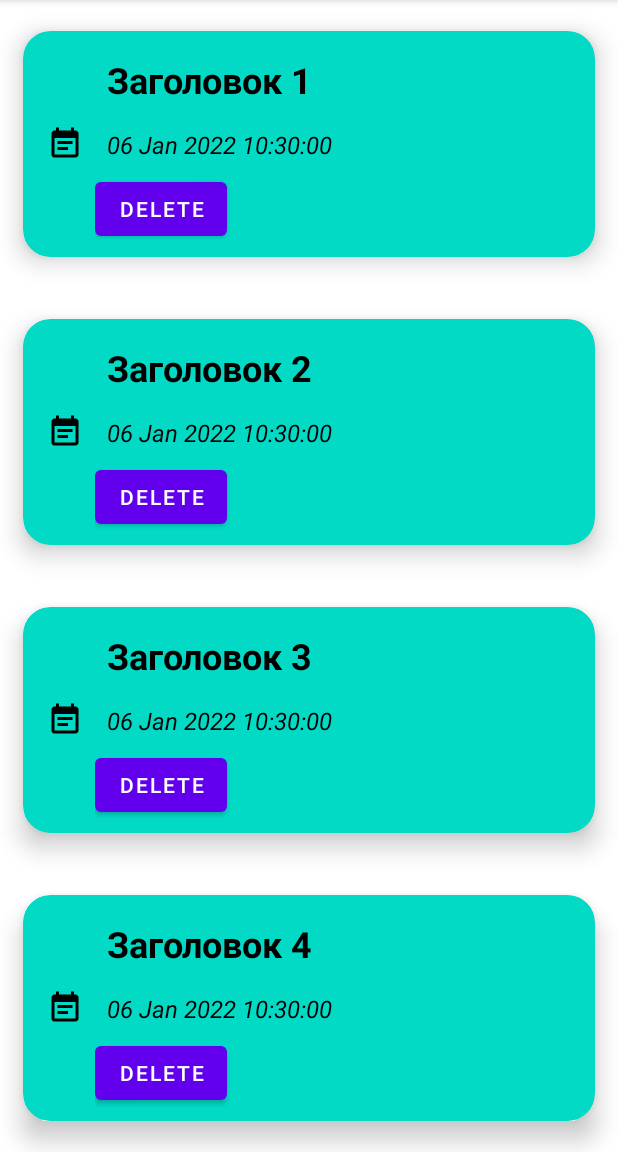
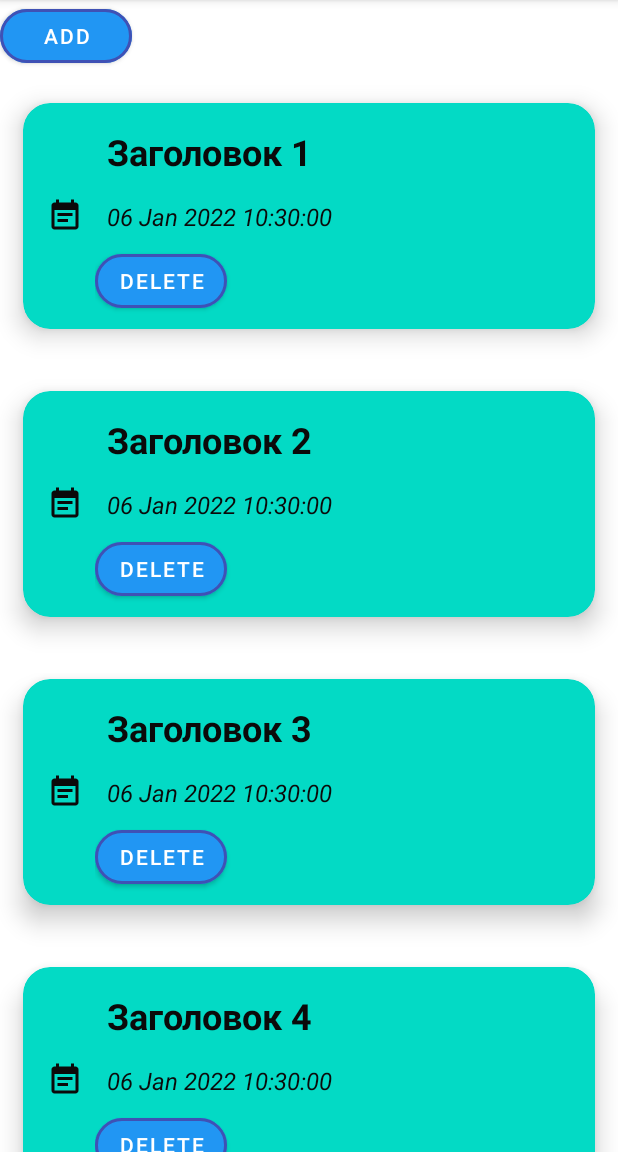
Before and after one commit to VladimPetrov/NotesManager, an Android app: the screen it shows after launch (MainActivity), on a phone screen of 412 x 824 dp, the part 84-1236 px from its top. Run offline under Robolectric (Android 15) with nearby library versions, the phone set to English and light mode, and no system bars.

Commit message:
add button on MainActivity

```diff
--- a/app/src/main/res/layout/activity_main.xml
+++ b/app/src/main/res/layout/activity_main.xml
@@ -7,9 +7,16 @@
     android:orientation="vertical"
     tools:context=".ui.MainActivity">
 
+    <com.google.android.material.button.MaterialButton
+        style="@style/material_button"
+        android:layout_width="wrap_content"
+        android:layout_height="wrap_content"
+        android:text="@string/add_text_button" />
+
+
     <androidx.recyclerview.widget.RecyclerView
         android:id="@+id/recycler_view"
         android:layout_width="match_parent"
-        android:layout_height="match_parent"/>
+        android:layout_height="match_parent" />
 
 </LinearLayout>
--- a/app/src/main/res/layout/item_note.xml
+++ b/app/src/main/res/layout/item_note.xml
@@ -7,7 +7,7 @@
     app:cardCornerRadius="18dp"
     app:cardElevation="10dp"
     app:cardUseCompatPadding="true"
-    app:contentPadding="8dp">
+    app:contentPadding="@dimen/padding_size">
 
     <LinearLayout
         android:layout_width="match_parent"
@@ -18,8 +18,8 @@
             android:layout_width="wrap_content"
             android:layout_height="wrap_content"
             android:layout_gravity="center"
-            android:padding="8dp"
-            android:tint="@color/black"
+            android:padding="@dimen/padding_size"
+            android:tint="@color/text_color"
             app:srcCompat="@drawable/ic_baseline_event_note_24" />
 
         <LinearLayout
@@ -31,9 +31,9 @@
                 android:id="@+id/title_text_view"
                 android:layout_width="match_parent"
                 android:layout_height="wrap_content"
-                android:padding="8dp"
+                android:padding="@dimen/padding_size"
                 android:text="Title"
-                android:textColor="@color/black"
+                android:textColor="@color/text_color"
                 android:textSize="24sp"
                 android:textStyle="bold" />
 
@@ -41,15 +41,15 @@
                 android:id="@+id/data_text_view"
                 android:layout_width="wrap_content"
                 android:layout_height="match_parent"
-                android:padding="8dp"
+                android:padding="@dimen/padding_size"
                 android:text="dd MMM yyyy HH:mm:ss"
-                android:textColor="@color/black"
+                android:textColor="@color/text_color"
                 android:textSize="16sp"
                 android:textStyle="italic" />
 
-            <Button
+            <com.google.android.material.button.MaterialButton
                 android:id="@+id/delete_button"
-                android:padding="8dp"
+                style="@style/material_button"
                 android:layout_width="wrap_content"
                 android:layout_height="wrap_content"
                 android:text="@string/delete_button_text" />
--- a/app/src/main/res/values/colors.xml
+++ b/app/src/main/res/values/colors.xml
@@ -8,4 +8,7 @@
     <color name="black">#FF000000</color>
     <color name="white">#FFFFFFFF</color>
     <color name="note_background">#D6D4D4</color>
+    <color name="background_button">#2196F3</color>
+    <color name="stroke_color">#3F51B5</color>
+    <color name="text_color">#0B0A0A</color>
 </resources>
--- /dev/null
+++ b/app/src/main/res/values/dimens.xml
@@ -0,0 +1,6 @@
+<?xml version="1.0" encoding="utf-8"?>
+<resources>
+    <dimen name="corner_radius">20dp</dimen>
+    <dimen name="padding_size">8dp</dimen>
+    <dimen name="stroke_width">2dp</dimen>
+</resources>
--- a/app/src/main/res/values/strings.xml
+++ b/app/src/main/res/values/strings.xml
@@ -2,4 +2,5 @@
     <string name="app_name">NotesManager</string>
     <string name="delete_button_text">Delete</string>
     <string name="note_name_text">Note:</string>
+    <string name="add_text_button">Add</string>
 </resources>
--- /dev/null
+++ b/app/src/main/res/values/styles.xml
@@ -0,0 +1,12 @@
+<?xml version="1.0" encoding="utf-8"?>
+<resources>
+
+    <style name="material_button">
+        <item name="backgroundTint">@color/background_button</item>
+        <item name="cornerRadius">@dimen/corner_radius</item>
+        <item name="android:padding">@dimen/padding_size</item>
+        <item name="strokeColor">@color/stroke_color</item>
+        <item name="strokeWidth">@dimen/stroke_width</item>
+    </style>
+
+</resources>
```
Also changed, not shown: app/src/main/res/layout/note_activity.xml (+21 -16 lines).
